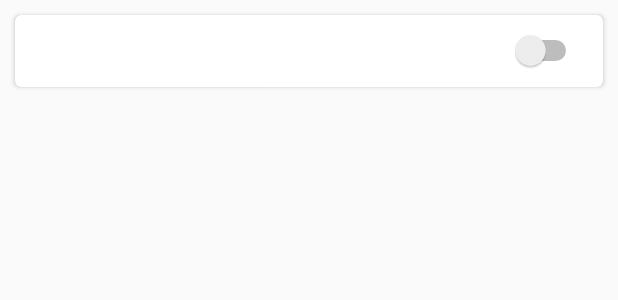
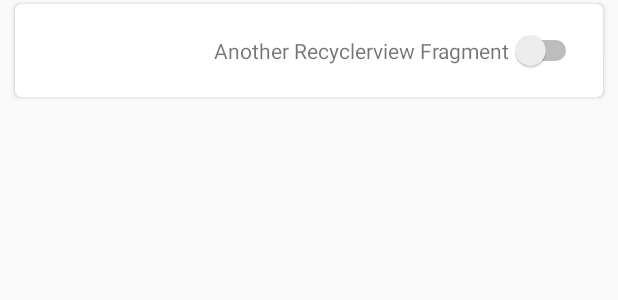
Before and after one commit to Apollina/LitUp, an Android app: the layout alarm_list_row.xml on its own in the app's theme, with its tools: preview values and no code run, on a phone screen of 412 x 824 dp. Shown: the top 300 px of the screen. Run offline under Robolectric (Android 15) with nearby library versions, the phone set to English and light mode, and no system bars.

```diff
--- a/app/src/main/AndroidManifest.xml
+++ b/app/src/main/AndroidManifest.xml
@@ -16,13 +16,17 @@
                 <category android:name="android.intent.category.LAUNCHER" />
             </intent-filter>
         </activity>
-        <service android:name=".services.Schedulle"/>
+
+        <receiver android:name=".services.AlarmReciever$AlarmReceiver"/>
         <receiver android:name=".services.BootReciever"
             android:enabled="false">
             <intent-filter>
                 <action android:name="android.intent.action.BOOT_COMPLETED"/>
             </intent-filter>
         </receiver>
+        <service android:name=".services.Schedulle"
+            android:process="com.example.apollinariia.litup.alarm.serviceProcess"/>
     </application>
 
+
 </manifest>
--- a/app/src/main/java/com/example/apollinariia/litup/Alarm.java
+++ b/app/src/main/java/com/example/apollinariia/litup/Alarm.java
@@ -19,7 +19,6 @@ import org.joda.time.DateTime;
 import org.joda.time.Duration;
 import org.joda.time.format.DateTimeFormat;
 import org.joda.time.format.DateTimeFormatter;
-
 
 
 public class Alarm implements Parcelable {
@@ -55,7 +54,7 @@ public class Alarm implements Parcelable {
         this.context = context;
         active = true;
 
-        Intent myIntent = new Intent(context, AlarmReciever.AlarmReceiver.class);
+        Intent myIntent = new Intent(context, AlarmReciever.class);
 
         final Bundle bundle = new Bundle();
         bundle.putByteArray(Alarm.TAG, Parcelables.toByteArray(this));
@@ -82,7 +81,7 @@ public class Alarm implements Parcelable {
     public void cancelAlarm(Context context) {
         active = true;
 
-        Intent myIntent = new Intent(context, AlarmReciever.AlarmReceiver.class);
+        Intent myIntent = new Intent(context, AlarmReciever.class);
 
         final Bundle bundle = new Bundle();
         bundle.putByteArray(Alarm.TAG, Parcelables.toByteArray(this));
--- a/app/src/main/res/layout/alarm_list_row.xml
+++ b/app/src/main/res/layout/alarm_list_row.xml
@@ -7,10 +7,13 @@ android:layout_height="68dp" >
     android:id="@+id/card_view"
     xmlns:card_view="http://schemas.android.com/apk/res-auto"
     android:layout_width="match_parent"
-    android:layout_margin="10dp"
     android:layout_height="62dp"
     card_view:cardCornerRadius="4dp"
-    card_view:elevation="14dp">
+    card_view:elevation="14dp"
+    android:layout_marginLeft="10dp"
+    android:layout_marginRight="10dp"
+    android:layout_centerVertical="true"
+    android:layout_centerHorizontal="true">
 
     <RelativeLayout
         android:layout_width="match_parent"
@@ -21,14 +24,21 @@ android:layout_height="68dp" >
             android:id="@+id/textView_alarm_time"
             android:layout_width="wrap_content"
             android:layout_height="wrap_content"
-            android:gravity="center" >
+            android:textAlignment="center"
+            android:gravity="center"
+            android:layout_alignParentTop="true"
+            android:layout_toEndOf="@+id/view1"
+            android:layout_alignParentBottom="true">
         </TextView>
 
         <TextView
             android:id="@+id/textView_alarm_days"
             android:layout_width="wrap_content"
             android:layout_height="wrap_content"
-            android:layout_below="@+id/textView_alarm_time">
+            android:text="Another Recyclerview Fragment"
+            android:layout_alignBaseline="@+id/switch_btn"
+            android:layout_alignBottom="@+id/switch_btn"
+            android:layout_toStartOf="@+id/switch_btn">
         </TextView>
 
         <Switch
```
Also changed, not shown: app/src/main/java/com/example/apollinariia/litup/AlarmList.java (+8 -34 lines), app/src/main/java/com/example/apollinariia/litup/utility/MyItemTouchHelper.java (added, +40 -0 lines).
